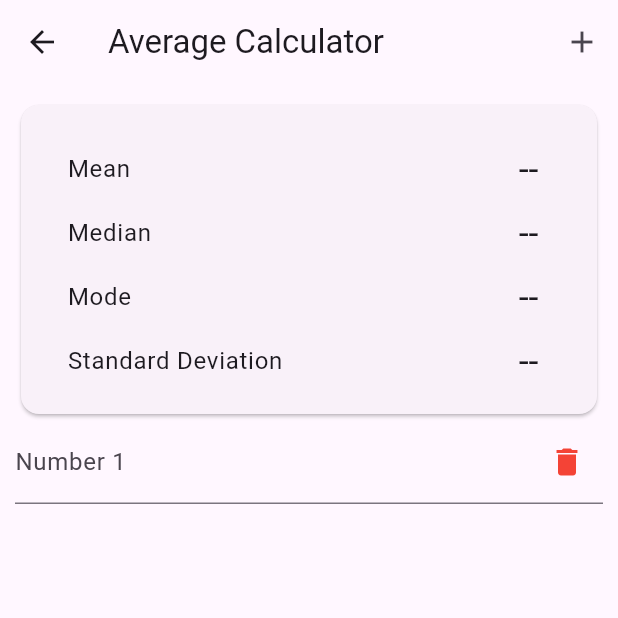
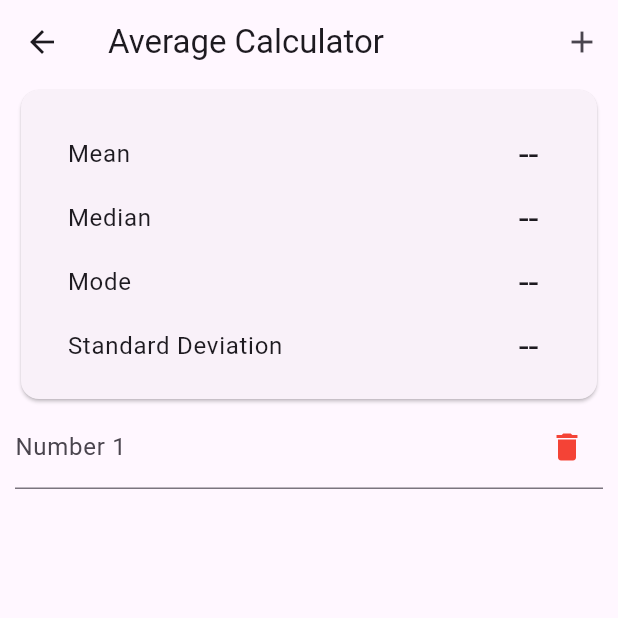
Before and after one commit to Sairam-Suresh/MathX-Android, a Flutter app: the AverageCalculatorPage screen opened directly, on a phone screen of 412 x 824 dp, the top half of it. Run offline on Flutter 3.47's test engine with Material 2 defaults, Android fonts, the phone set to English and light mode, and no system bars; drawn by our look-alikes of flutter_form_builder; our stand-ins replace app_links, auto_size_text, flutter_animate, flutter_hooks, flutter_slidable, form_builder_validators and 2 more; missing offline and left inert: flutter_math_fork, pdf_viewer_plugin; accounts and stored records are empty.

Commit message:
Fixed issue with padding

```diff
--- a/lib/screens/root/tabs/Tools/tools/average_calculator.dart
+++ b/lib/screens/root/tabs/Tools/tools/average_calculator.dart
@@ -70,7 +70,7 @@ class _AverageCalculatorPageState extends State<AverageCalculatorPage> {
           ],
         ),
         body: Padding(
-          padding: const EdgeInsets.all(10.0),
+          padding: const EdgeInsets.only(bottom: 10.0, left: 10, right: 10),
           child: Column(
             children: [
               Expanded(
```
